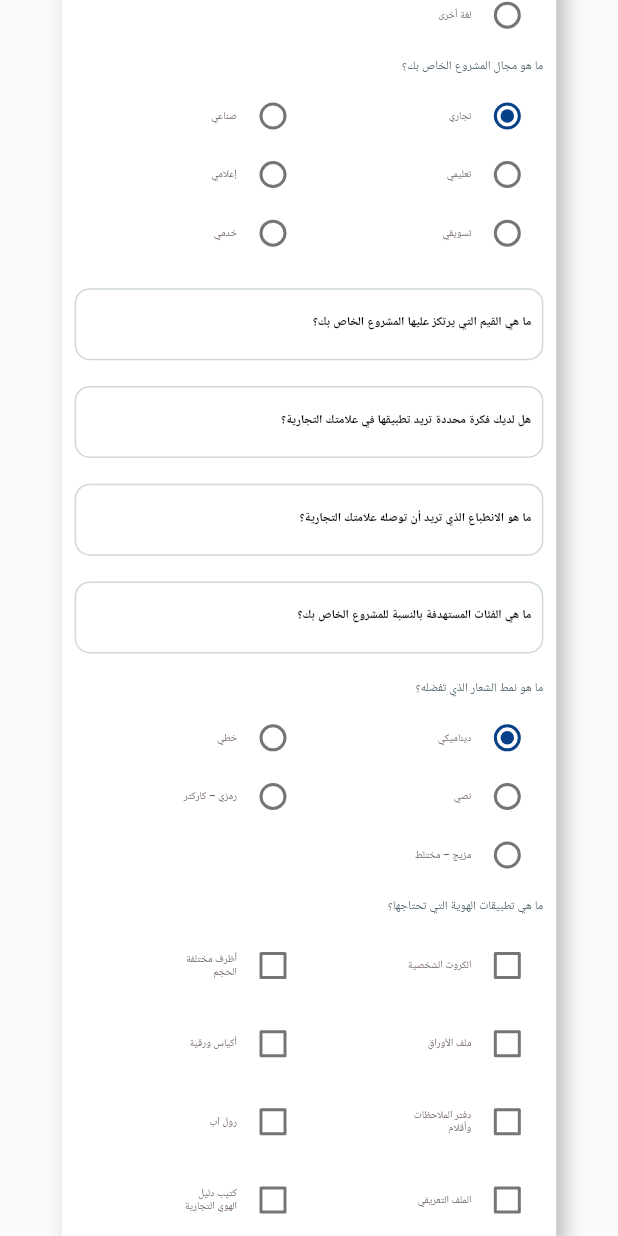
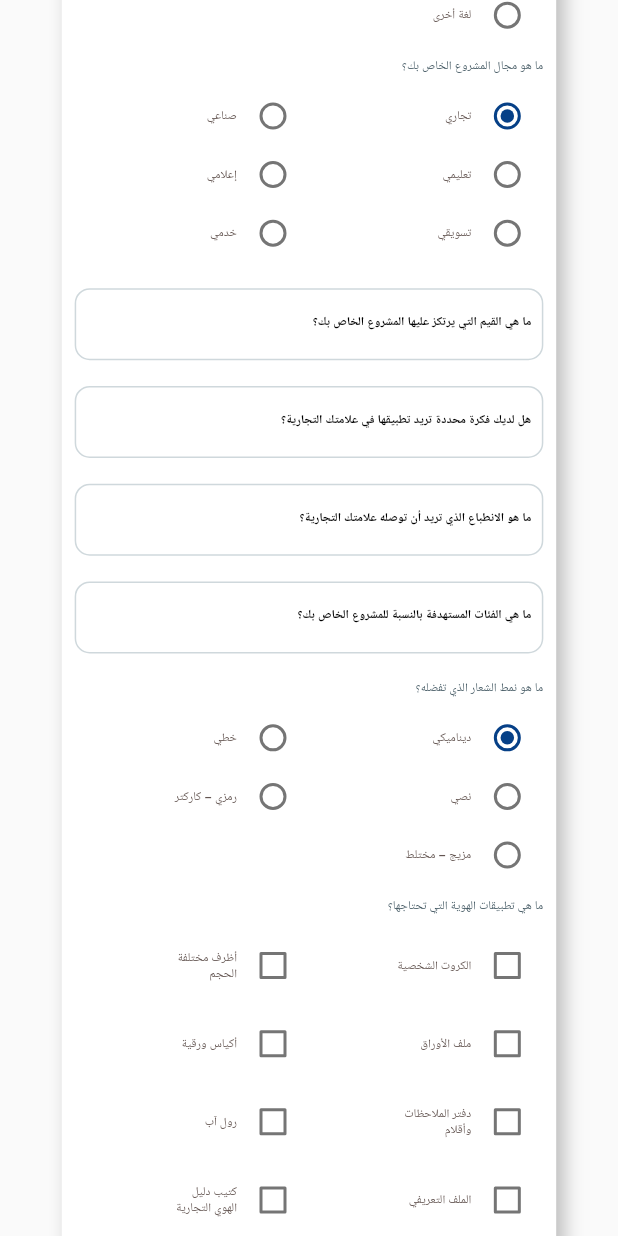
Before and after one commit to georgesamirmansour/soudia_form, a Flutter app: the screen it shows after launch, scrolled down 576 dp, on a phone screen of 412 x 824 dp. Run offline on Flutter 3.47's test engine with Material 2 defaults, Android fonts, the phone set to English and light mode, and no system bars; our stand-ins replace dio, flutter_screenutil, flutter_spinkit, form_field_validator, google_fonts, retrofit and 1 more; missing offline and left inert: custom_progress_button, enough_mail, flutter_mail_server, image_loader; generated files the repository leaves out were written again; Roboto replaces fonts that are missing (Cairo).

```diff
--- a/lib/l10n/intl_ar.arb
+++ b/lib/l10n/intl_ar.arb
@@ -47,7 +47,7 @@
   "clothes": "الملابس",
   "cars": "السيارات",
   "projectPrice": "ما هي الميزانية المخصصة لصناعة هوية مشروعك؟",
-  "projectNotes": "في حالة وجود معلومات أخرى عن مشروعك، يرجى ذكرها هنا.",
+  "projectNotes": "في حالة وجود معلومات أخرى عن مشروعك ، يرجى ذكرها هنا.",
   "success": "تم",
   "loading": "جاري الارسال",
   "noDataFound": "لا توجد بيانات",
--- a/lib/l10n/intl_en.arb
+++ b/lib/l10n/intl_en.arb
@@ -47,7 +47,7 @@
   "clothes": "الملابس",
   "cars": "السيارات",
   "projectPrice": "ما هي الميزانية المخصصة لصناعة هوية مشروعك؟",
-  "projectNotes": "في حالة وجود معلومات أخرى عن مشروعك، يرجى ذكرها هنا.",
+  "projectNotes": "في حالة وجود معلومات أخرى عن مشروعك ، يرجى ذكرها هنا.",
   "success": "تم",
   "loading": "جاري الارسال",
   "noDataFound": "لا توجد بيانات",
--- a/lib/my_app.dart
+++ b/lib/my_app.dart
@@ -9,13 +9,11 @@ class MyAppWidget extends StatelessWidget {
   const MyAppWidget({Key? key}) : super(key: key);
 
   @override
-  Widget build(BuildContext context) {
-    return ScreenUtilInit(
+  Widget build(BuildContext context) => ScreenUtilInit(
       designSize: const Size(720, 960),
       minTextAdapt: true,
-      splitScreenMode: true,
-      builder: (context, child) {
-        return MaterialApp(
+      splitScreenMode: false,
+      builder: (context, child) => MaterialApp(
           debugShowCheckedModeBanner: false,
           title: 'BROADCAST',
           localizationsDelegates: const [
@@ -31,9 +29,7 @@ class MyAppWidget extends StatelessWidget {
             primarySwatch: Colors.blue,
           ),
           home: child,
-        );
-      },
+        ),
       child: const HomeWidget(),
     );
-  }
 }
--- a/lib/ui/firstForm/first_form.dart
+++ b/lib/ui/firstForm/first_form.dart
@@ -255,6 +255,7 @@ class _FirstFormWidgetState extends State<FirstFormWidget> {
           enableClick: true,
           buttonBehaviour: _bloc.buttonBehaviour,
           validateStream: _bloc.validate,
+          failedBehaviour: _bloc.failedBehaviour,
         ),
       );
 }
--- a/lib/ui/firstForm/first_form_bloc.dart
+++ b/lib/ui/firstForm/first_form_bloc.dart
@@ -7,6 +7,7 @@ import 'package:BROADCAST/RadioMapper.dart';
 import 'package:BROADCAST/bases/bloc_base.dart';
 import 'package:BROADCAST/ui/network/api_client.dart';
 import 'package:BROADCAST/ui/network/send_email_request.dart';
+import 'package:flutter/foundation.dart';
 import 'package:flutter_mail_server/flutter_mail_server.dart';
 import 'package:rxdart/rxdart.dart';
 
@@ -25,7 +26,8 @@ class FirstFormBloc extends BlocBase {
   final _projectPriceBehaviour = BehaviorSubject<String>();
   final _projectNotesBehaviour = BehaviorSubject<String>();
   final buttonBehaviour = BehaviorSubject<ButtonState>();
-  String _basicAuth = 'Basic ${base64.encode(utf8.encode('Sadek:123'))}';
+  final failedBehaviour = BehaviorSubject<String>();
+  final String _basicAuth = 'Basic ${base64.encode(utf8.encode('Sadek:123'))}';
   final Dio _dio = Dio(BaseOptions(
     connectTimeout: const Duration(minutes: 3),
     receiveTimeout: const Duration(minutes: 3),
@@ -129,12 +131,18 @@ class FirstFormBloc extends BlocBase {
     // print(_getMailMessage());
     // buttonBehaviour.sink.add(ButtonState.success);
     try{
-      buttonBehaviour.sink.add(ButtonState.loading);
-      addHeaderToDio();
-      await ApiClient(_dio).sendEmailFirstForm(SendEmailRequest(_getMailMessage()));
-      buttonBehaviour.sink.add(ButtonState.success);
+      validate.listen((event) async{
+        if(event){
+          buttonBehaviour.sink.add(ButtonState.loading);
+          addHeaderToDio();
+          await ApiClient(_dio).sendEmailFirstForm(SendEmailRequest(_getMailMessage()));
+          buttonBehaviour.sink.add(ButtonState.success);
+        }
+      });
     }catch(e){
-      print(e);
+      if (kDebugMode) {
+        print(e);
+      }
       buttonBehaviour.sink.add(ButtonState.fail);
     }
   }
--- a/lib/ui/firstForm/preferredLanguage/project_language_widget.dart
+++ b/lib/ui/firstForm/preferredLanguage/project_language_widget.dart
@@ -41,7 +41,7 @@ class _ProjectLanguageWidgetState extends State<ProjectLanguageWidget> {
   StreamBuilder<List<RadioMapper>> get _screenDesign => StreamBuilder(
         builder: (context, snapshot) => GridView.builder(
           // controller: widget.scrollController,
-          physics: const NeverScrollableScrollPhysics(),
+          primary: false,
           gridDelegate: SliverGridDelegateWithFixedCrossAxisCount(
             crossAxisCount: _isMobile() ? 2 : 3,
             crossAxisSpacing: 0,
--- a/lib/ui/firstForm/projectIdentity/project_identity_widget.dart
+++ b/lib/ui/firstForm/projectIdentity/project_identity_widget.dart
@@ -51,7 +51,7 @@ class _ProjectLanguageWidgetState extends State<ProjectIdentityWidget> {
   GridView _buildView(AsyncSnapshot<List<RadioMapper>> snapshot) {
     return GridView.builder(
       // controller: widget.scrollController,
-      physics: const NeverScrollableScrollPhysics(),
+      primary: false,
       gridDelegate: SliverGridDelegateWithFixedCrossAxisCount(
         crossAxisCount: _isMobile() ? 2 : 3,
         crossAxisSpacing: 0,
--- a/lib/ui/firstForm/projectIndustry/project_industry_widget.dart
+++ b/lib/ui/firstForm/projectIndustry/project_industry_widget.dart
@@ -53,7 +53,7 @@ class _ProjectLanguageWidgetState extends State<ProjectIndustryWidget> {
   GridView _buildView(AsyncSnapshot<List<RadioMapper>> snapshot) {
     return GridView.builder(
       // controller: widget.scrollController,
-      physics: const NeverScrollableScrollPhysics(),
+      primary: false,
       gridDelegate: SliverGridDelegateWithFixedCrossAxisCount(
         crossAxisCount: _isMobile() ? 2 : 3,
         crossAxisSpacing: 0,
--- a/lib/ui/firstForm/projectPattern/project_pattern_widget.dart
+++ b/lib/ui/firstForm/projectPattern/project_pattern_widget.dart
@@ -51,7 +51,7 @@ class _ProjectLanguageWidgetState extends State<ProjectPatternWidget> {
   GridView _buildView(AsyncSnapshot<List<RadioMapper>> snapshot) {
     return GridView.builder(
       // controller: widget.scrollController,
-      physics: const NeverScrollableScrollPhysics(),
+      primary: false,
       gridDelegate: SliverGridDelegateWithFixedCrossAxisCount(
         crossAxisCount: _isMobile() ? 2 : 3,
         crossAxisSpacing: 0,
--- a/lib/widgets/custom_check_box.dart
+++ b/lib/widgets/custom_check_box.dart
@@ -44,7 +44,7 @@ class _CustomCheckBoxWidgetState extends State<CustomCheckBoxWidget> {
           child: CustomText(
               text: widget.labelText,
               softWrap: true,
-              customTextStyle: MediumStyle(fontSize: 12.sp, color: answerColor)),
+              customTextStyle: MediumStyle(fontSize: 14.sp, color: answerColor)),
         ),
       ],
     );
--- a/lib/widgets/custom_radio_button.dart
+++ b/lib/widgets/custom_radio_button.dart
@@ -46,7 +46,7 @@ class _CustomRadioButtonWidgetState extends State<CustomRadioButtonWidget> {
           CustomText(
               text: widget.labelText,
               softWrap: true,
-              customTextStyle: MediumStyle(fontSize: 12.sp, color: answerColor)),
+              customTextStyle: MediumStyle(fontSize: 14.sp, color: answerColor)),
         ],
       ),
   );
--- a/pubspec.yaml
+++ b/pubspec.yaml
@@ -16,7 +16,7 @@ publish_to: 'none' # Remove this line if you wish to publish to pub.dev
 # https://developer.apple.com/library/archive/documentation/General/Reference/InfoPlistKeyReference/Articles/CoreFoundationKeys.html
 # In Windows, build-name is used as the major, minor, and patch parts
 # of the product and file versions while build-number is used as the build suffix.
-version: 1.0.0+1
+version: 2.0.0+2
 
 environment:
   sdk: '>=2.19.2 <3.0.0'
```
Also changed, not shown: lib/generated/intl/messages_ar.dart, lib/generated/intl/messages_en.dart, lib/generated/l10n.dart.
